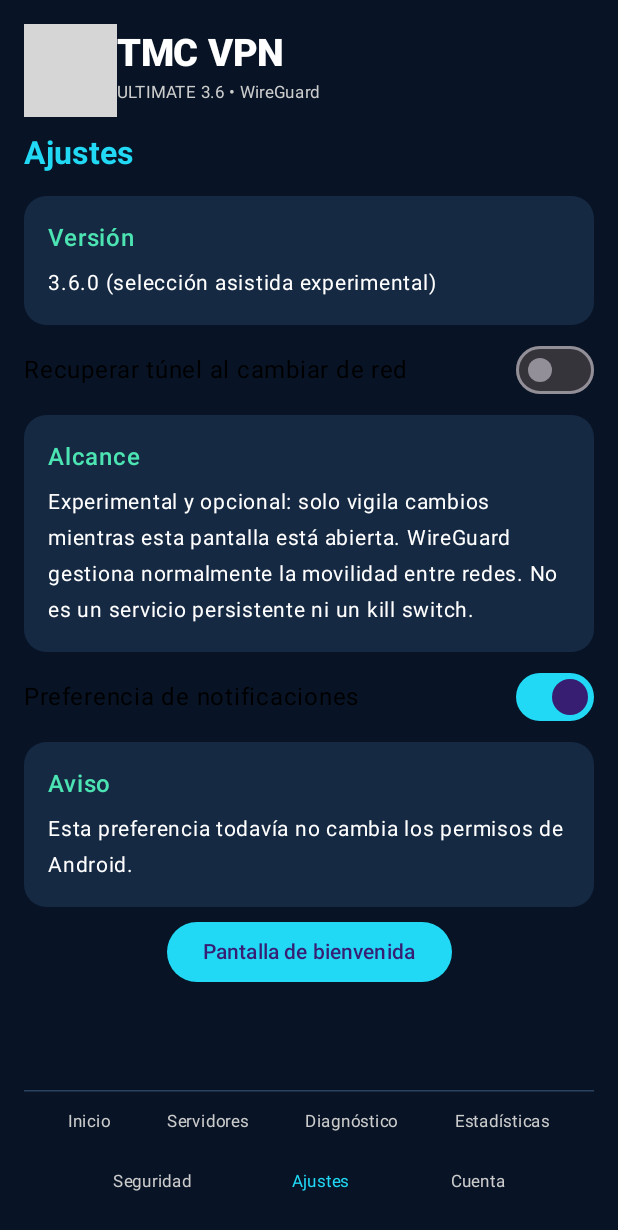
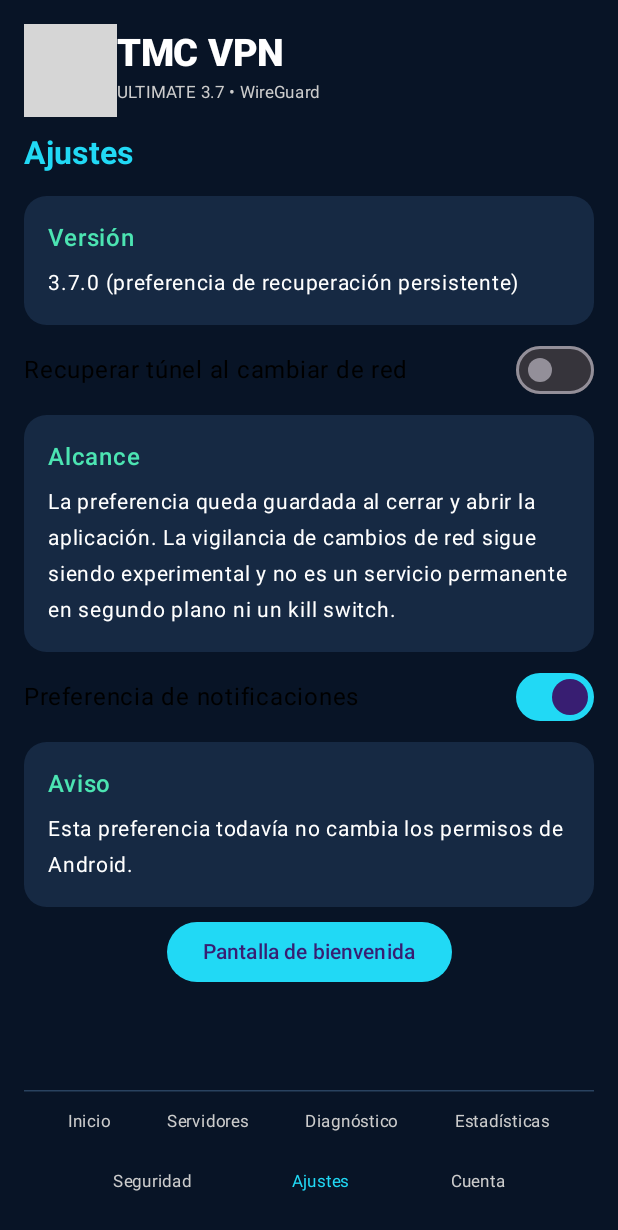
Before and after one commit to hdca172/TMC-VPN, an Android app built with Jetpack Compose: the screen it shows after launch (MainActivity), after a tap on "Ajustes", on a phone screen of 412 x 824 dp. Shown: the top 1230 px of the screen. Run offline under Robolectric (Android 15) with nearby library versions, the phone set to English and light mode, and no system bars; libraries missing offline, so code that uses them is left out: com.wireguard.android, com.wireguard.config; 1 other tap on this screen came first; grey boxes are pictures that could not be loaded.

Commit message:
feat(v3.7): persist opt-in network recovery setting across app restarts

```diff
--- a/app/src/main/java/com/tmc/vpn/MainActivity.kt
+++ b/app/src/main/java/com/tmc/vpn/MainActivity.kt
@@ -68,7 +68,8 @@ private fun UltimateApp(context: Context, controller: WireGuardController) {
     var message by remember { mutableStateOf("Sin perfil WireGuard") }
     var busy by remember { mutableStateOf(false) }
     var notificationPreference by remember { mutableStateOf(true) }
-    var autoRecovery by remember { mutableStateOf(false) }
+    val recoveryPreferences = remember { context.getSharedPreferences("tmc_vpn_recovery", Context.MODE_PRIVATE) }
+    var autoRecovery by remember { mutableStateOf(recoveryPreferences.getBoolean("enabled", false)) }
     var recoveryEvents by remember { mutableIntStateOf(0) }
     var lastRecoveryMessage by remember { mutableStateOf("Sin recuperaciones solicitadas") }
     var traffic by remember { mutableStateOf<TrafficSnapshot?>(null) }
@@ -181,7 +182,7 @@ private fun UltimateApp(context: Context, controller: WireGuardController) {
                     Image(painterResource(R.drawable.tmc_vpn_logo_3d), contentDescription = "Logo", modifier = Modifier.size(62.dp))
                     Column {
                         Text("TMC VPN", fontSize = 25.sp, fontWeight = FontWeight.Black, color = Color.White)
-                        Text("ULTIMATE 3.6 • WireGuard", fontSize = 11.sp, color = Color.LightGray)
+                        Text("ULTIMATE 3.7 • WireGuard", fontSize = 11.sp, color = Color.LightGray)
                     }
                 }
                 Spacer(Modifier.height(12.dp))
@@ -268,12 +269,15 @@ private fun UltimateApp(context: Context, controller: WireGuardController) {
                             Info("Privacidad", "Perfiles cifrados con clave no exportable de Android Keystore.")
                         }
                         5 -> {
-                            Info("Versión", "3.6.0 (selección asistida experimental)")
+                            Info("Versión", "3.7.0 (preferencia de recuperación persistente)")
                             Row(Modifier.fillMaxWidth(), verticalAlignment = Alignment.CenterVertically) {
                                 Text("Recuperar túnel al cambiar de red", modifier = Modifier.weight(1f))
-                                Switch(checked = autoRecovery, onCheckedChange = { autoRecovery = it })
+                                Switch(checked = autoRecovery, onCheckedChange = { enabled ->
+                                    autoRecovery = enabled
+                                    recoveryPreferences.edit().putBoolean("enabled", enabled).apply()
+                                })
                             }
-                            Info("Alcance", "Experimental y opcional: solo vigila cambios mientras esta pantalla está abierta. WireGuard gestiona normalmente la movilidad entre redes. No es un servicio persistente ni un kill switch.")
+                            Info("Alcance", "La preferencia queda guardada al cerrar y abrir la aplicación. La vigilancia de cambios de red sigue siendo experimental y no es un servicio permanente en segundo plano ni un kill switch.")
                             Row(Modifier.fillMaxWidth(), verticalAlignment = Alignment.CenterVertically) {
                                 Text("Preferencia de notificaciones", modifier = Modifier.weight(1f))
                                 Switch(checked = notificationPreference, onCheckedChange = { notificationPreference = it })
```
